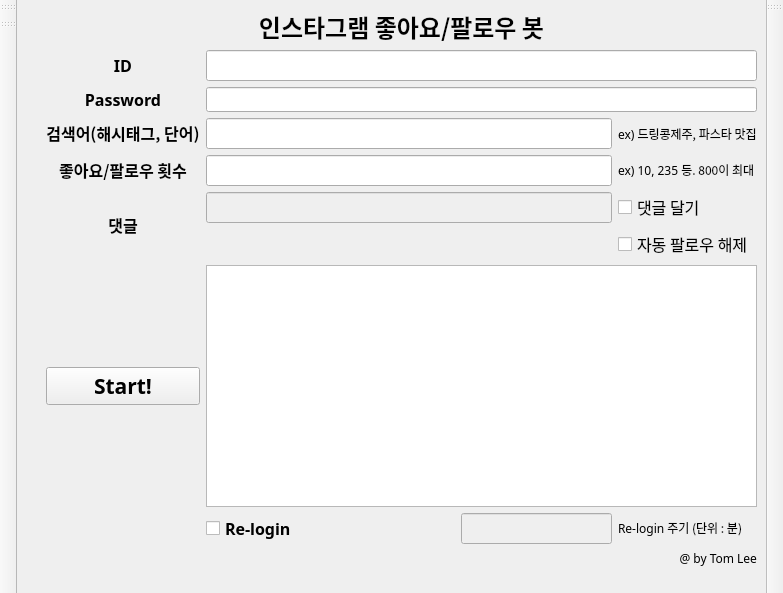
Before: the Qt Designer form InstagramCrawller_deleux/driver/main_window_deluxe.ui in TomLee9903/TomLee9903, drawn with Qt 5.
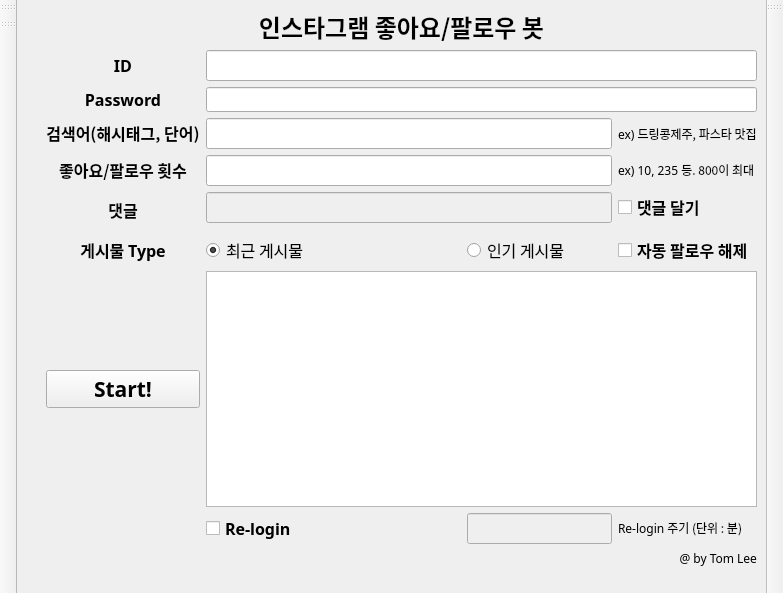
After: the same form once the commit is applied. Icons and pictures are not drawn.

Commit message: [Instagram] Instagram 게시물 type radio 버튼 추가

The edit to the form file:
```diff
--- a/InstagramCrawller_deleux/driver/main_window_deluxe.ui
+++ b/InstagramCrawller_deleux/driver/main_window_deluxe.ui
@@ -81,6 +81,8 @@
           <property name="font">
            <font>
             <family>맑은 고딕</family>
+            <weight>75</weight>
+            <bold>true</bold>
            </font>
           </property>
           <property name="text">
@@ -353,19 +355,6 @@
           </property>
          </widget>
         </item>
-        <item row="9" column="4">
-         <widget class="QCheckBox" name="disable_follow_check">
-          <property name="font">
-           <font>
-            <family>맑은 고딕</family>
-            <pointsize>12</pointsize>
-           </font>
-          </property>
-          <property name="text">
-           <string>자동 팔로우 해제</string>
-          </property>
-         </widget>
-        </item>
         <item row="8" column="0" rowspan="2">
          <widget class="QLabel" name="label_6">
           <property name="font">
@@ -380,6 +369,52 @@
           </property>
          </widget>
         </item>
+        <item row="10" column="0">
+         <widget class="QLabel" name="label_7">
+          <property name="font">
+           <font>
+            <family>맑은 고딕</family>
+            <weight>75</weight>
+            <bold>true</bold>
+           </font>
+          </property>
+          <property name="text">
+           <string>&lt;html&gt;&lt;head/&gt;&lt;body&gt;&lt;p align=&quot;center&quot;&gt;게시물 Type&lt;/p&gt;&lt;/body&gt;&lt;/html&gt;</string>
+          </property>
+         </widget>
+        </item>
+        <item row="10" column="1">
+         <widget class="QRadioButton" name="recent_radio">
+          <property name="text">
+           <string>최근 게시물</string>
+          </property>
+          <property name="checked">
+           <bool>true</bool>
+          </property>
+         </widget>
+        </item>
+        <item row="10" column="3">
+         <widget class="QRadioButton" name="popular_radio">
+          <property name="text">
+           <string>인기 게시물</string>
+          </property>
+         </widget>
+        </item>
+        <item row="10" column="4">
+         <widget class="QCheckBox" name="disable_follow_check">
+          <property name="font">
+           <font>
+            <family>맑은 고딕</family>
+            <pointsize>12</pointsize>
+            <weight>75</weight>
+            <bold>true</bold>
+           </font>
+          </property>
+          <property name="text">
+           <string>자동 팔로우 해제</string>
+          </property>
+         </widget>
+        </item>
        </layout>
       </item>
       <item row="0" column="0">
```
Left out of the diff: 1 changed line with no effect on the pictures. The commit also changes 10 other files.
